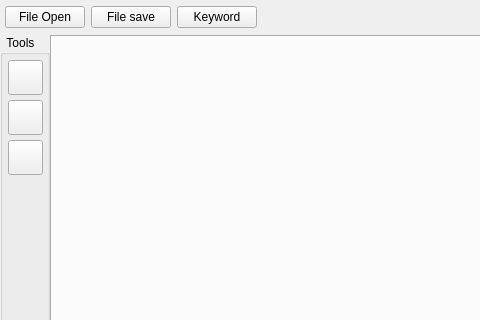
The window that mainwindow.ui (smoothie316/Qt) describes before a commit, drawn with Qt 5; both pictures show x 0 to 480 and y 0 to 320 of the 1280 by 720 pixel window.
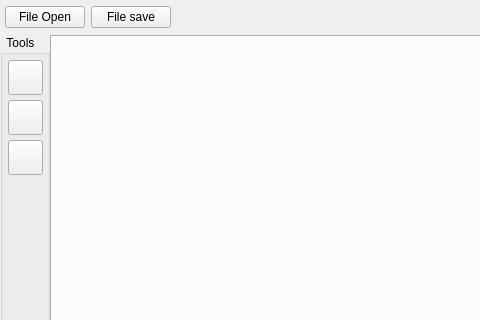
The same window after the commit. Icons and pictures are not drawn. Custom widgets are drawn as their Qt base class.

```diff
--- a/mainwindow.ui
+++ b/mainwindow.ui
@@ -328,19 +328,6 @@
             </property>
            </widget>
           </item>
-          <item>
-           <widget class="Keyword" name="KeywordInput">
-            <property name="maximumSize">
-             <size>
-              <width>16777215</width>
-              <height>16777215</height>
-             </size>
-            </property>
-            <property name="text">
-             <string>Keyword</string>
-            </property>
-           </widget>
-          </item>
           <item>
            <spacer name="horizontalSpacer">
             <property name="orientation">
```
Left out of the diff: 5 changed lines with no effect on the pictures.
